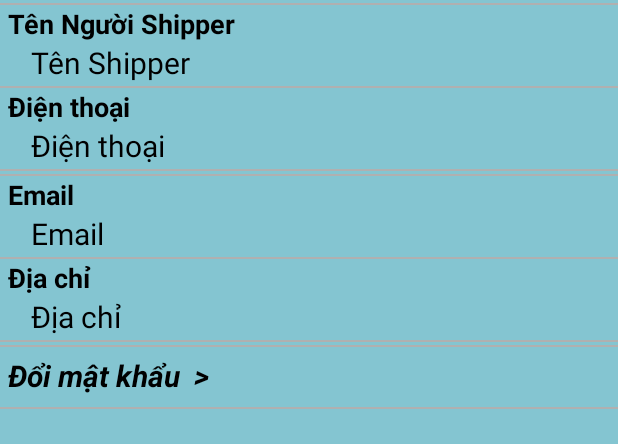
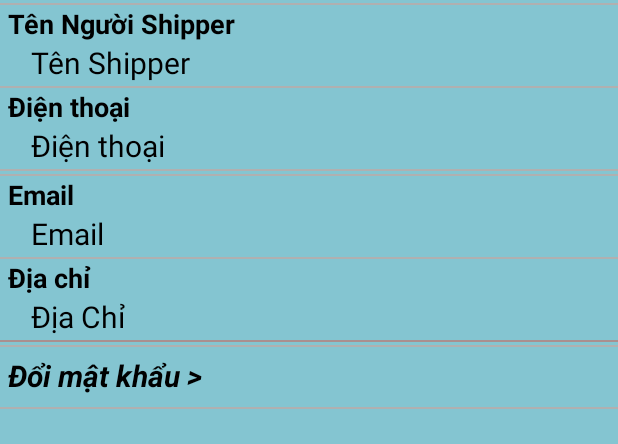
Before and after one commit to VuAnhTDC/duan_shipper, an Android app: the AccountInformationActivity screen opened directly, with no data from a screen before it, on a phone screen of 412 x 824 dp, the part 141-585 px from its top. Run offline under Robolectric (Android 15) with nearby library versions, the phone set to English and light mode, and no system bars; our stand-ins replace CircleImageView, Firebase (no records; nobody signed in at launch, a user with empty details on screens opened directly), Picasso; pictures from the network do not load; 3 statements that could not run were skipped.

Commit message:
Update 3 fix

```diff
--- a/app/src/main/java/com/example/duangiaohang/MHNhanHangAdapter.java
+++ /dev/null
@@ -1,4 +0,0 @@
-package com.example.duangiaohang;
-
-public class MHNhanHangAdapter {
-}
--- a/app/src/main/java/com/example/duangiaohang/NewChangePassWordShipperActivity.java
+++ b/app/src/main/java/com/example/duangiaohang/NewChangePassWordShipperActivity.java
@@ -21,6 +21,8 @@ import com.google.firebase.database.DatabaseReference;
 import com.google.firebase.database.FirebaseDatabase;
 
 public class NewChangePassWordShipperActivity extends AppCompatActivity {
+
+     // CHUYỂN VỀINFO
     ShipperData shipperData = new ShipperData();
     TextInputEditText edtMatKhauMoi, edtNhapLaiMatKhauMoi;
     Button btnHoanThanh;
@@ -40,8 +42,7 @@ public class NewChangePassWordShipperActivity extends AppCompatActivity {
         Intent intent = getIntent();
         shipperData = (ShipperData) intent.getSerializableExtra("idShipper");
         System.out.println("Shipper1111111:" + shipperData);
-
-
+        /// Rtruyền Sang Inffo
     }
     private void setEvent() {
         btnHoanThanh.setOnClickListener(new View.OnClickListener() {
--- a/app/src/main/res/layout/account_information_layout.xml
+++ b/app/src/main/res/layout/account_information_layout.xml
@@ -19,23 +19,24 @@
     <LinearLayout
         android:layout_width="match_parent"
         android:layout_height="wrap_content"
-        android:layout_marginLeft="5dp"
+        android:layout_marginStart="5dp"
         android:orientation="horizontal">
 
         <TextView
             android:layout_width="150dp"
             android:layout_height="wrap_content"
             android:layout_gravity="center"
-            android:text="Ảnh đại diện"
+            android:text="@string/nh_i_di_n"
             android:textColor="#000"
-            android:textSize="18dp"
-            android:textStyle="bold" />
+            android:textSize="18sp"
+            android:textStyle="bold"
+          />
 
         <de.hdodenhof.circleimageview.CircleImageView
             android:id="@+id/imgAvartarShipper"
             android:layout_width="90dp"
             android:layout_height="90dp"
-            android:layout_marginLeft="120dp"
+            android:layout_marginStart="120dp"
             android:src="@drawable/ic_launcher_background"
             app:civ_border_width="1dp" />
     </LinearLayout>
@@ -49,25 +50,25 @@
     <LinearLayout
         android:layout_width="match_parent"
         android:layout_height="wrap_content"
-        android:layout_marginLeft="5dp"
+        android:layout_marginStart="5dp"
         android:orientation="vertical">
 
         <TextView
             android:layout_width="250dp"
             android:layout_height="wrap_content"
-            android:text="Tên Người Shipper"
+            android:text="@string/t_n_ng_i_shipper"
             android:textColor="#000"
-            android:textSize="18dp"
+            android:textSize="18sp"
             android:textStyle="bold" />
 
         <TextView
             android:id="@+id/tvNameShipper"
             android:layout_width="match_parent"
             android:layout_height="wrap_content"
-            android:layout_marginLeft="15dp"
-            android:text="Tên Shipper"
+            android:layout_marginStart="15dp"
+            android:text="@string/t_n_shipper"
             android:textColor="#000"
-            android:textSize="20dp" />
+            android:textSize="20sp" />
     </LinearLayout>
 
 
@@ -81,25 +82,26 @@
     <LinearLayout
         android:layout_width="match_parent"
         android:layout_height="wrap_content"
-        android:layout_marginLeft="5dp"
+        android:layout_marginStart="5dp"
         android:orientation="vertical">
 
         <TextView
             android:layout_width="250dp"
             android:layout_height="wrap_content"
-            android:text="Điện thoại"
+            android:text="@string/i_fn_tho_i"
             android:textColor="#000"
-            android:textSize="18dp"
-            android:textStyle="bold" />
+            android:textSize="18sp"
+            android:textStyle="bold"
+            tools:ignore="HardcodedText" />
 
         <TextView
             android:id="@+id/tvPhoneNumberShipper"
             android:layout_width="match_parent"
             android:layout_height="wrap_content"
-            android:layout_marginLeft="15dp"
-            android:text="Điện thoại"
+            android:layout_marginStart="15dp"
+            android:text="@string/i_n_tho_i"
             android:textColor="#000"
-            android:textSize="20dp" />
+            android:textSize="20sp" />
     </LinearLayout>
 
     <TextView
@@ -119,25 +121,26 @@
     <LinearLayout
         android:layout_width="match_parent"
         android:layout_height="wrap_content"
-        android:layout_marginLeft="5dp"
+        android:layout_marginStart="5dp"
         android:orientation="vertical">
 
         <TextView
             android:layout_width="250dp"
             android:layout_height="wrap_content"
-            android:text="Email"
+            android:text="@string/email"
             android:textColor="#000"
-            android:textSize="18dp"
+            android:textSize="18sp"
             android:textStyle="bold" />
 
         <TextView
             android:id="@+id/tvEmailShipper"
             android:layout_width="match_parent"
             android:layout_height="wrap_content"
-            android:layout_marginLeft="15dp"
+            android:layout_marginStart="15dp"
             android:text="Email"
             android:textColor="#000"
-            android:textSize="20dp" />
+            android:textSize="20sp"
+            tools:ignore="HardcodedText" />
     </LinearLayout>
 
     <TextView
@@ -149,37 +152,38 @@
     <LinearLayout
         android:layout_width="match_parent"
         android:layout_height="wrap_content"
-        android:layout_marginLeft="5dp"
+        android:layout_marginStart="5dp"
         android:orientation="vertical">
 
         <TextView
             android:layout_width="250dp"
             android:layout_height="wrap_content"
-            android:text="Địa chỉ"
+            android:text="@string/a_ch"
             android:textColor="#000"
-            android:textSize="18dp"
+            android:textSize="18sp"
             android:textStyle="bold" />
 
         <TextView
             android:id="@+id/tvDiaChiShipper"
             android:layout_width="match_parent"
             android:layout_height="wrap_content"
-            android:layout_marginLeft="15dp"
-            android:text="Địa chỉ"
+            android:layout_marginStart="15dp"
+            android:text="@string/da_ch"
             android:textColor="#000"
-            android:textSize="20dp" />
+            android:textSize="20sp"
+           />
     </LinearLayout>
 
     <TextView
         android:layout_width="match_parent"
         android:layout_height="1.5dp"
         android:layout_marginTop="2dp"
-        android:background="#B0B0B0" />
+        android:background="#AA8F8F" />
 
     <LinearLayout
         android:layout_width="match_parent"
         android:layout_height="wrap_content"
-        android:layout_marginLeft="5dp"
+        android:layout_marginStart="5dp"
         android:orientation="vertical">
 
     </LinearLayout>
@@ -193,7 +197,7 @@
     <LinearLayout
         android:layout_width="match_parent"
         android:layout_height="wrap_content"
-        android:layout_marginLeft="5dp"
+        android:layout_marginStart="5dp"
         android:orientation="vertical">
 
         <TextView
@@ -202,9 +206,9 @@
             android:layout_height="wrap_content"
             android:layout_marginTop="5dp"
             android:layout_marginBottom="5dp"
-            android:text="Đổi mật khẩu  >"
+            android:text="@string/i_m_t_kh_u"
             android:textColor="#000000"
-            android:textSize="20dp"
+            android:textSize="20sp"
 
             android:textStyle="italic|bold" />
     </LinearLayout>
@@ -221,9 +225,9 @@
         android:layout_height="wrap_content"
         android:layout_marginTop="50dp"
         android:gravity="center"
-        android:text="Đăng xuất tài khoản"
+        android:text="@string/ng_xu_t_t_i_kho_n"
         android:textColor="#FF0000"
-        android:textSize="20dp"
+        android:textSize="20sp"
         android:textStyle="bold|italic" />
 
 </LinearLayout>
--- a/app/src/main/res/layout/item_user.xml
+++ /dev/null
@@ -1,6 +0,0 @@
-<?xml version="1.0" encoding="utf-8"?>
-<LinearLayout xmlns:android="http://schemas.android.com/apk/res/android"
-    android:layout_width="match_parent"
-    android:layout_height="match_parent">
-
-</LinearLayout>
--- a/app/src/main/res/values/strings.xml
+++ b/app/src/main/res/values/strings.xml
@@ -32,4 +32,17 @@
     <string name="ti_p_t_c">Tiếp tục</string>
     <string name="m_x_c_th_c_otp">Mã xác thực OTP</string>
     <string name="s_i_n_tho_i">Số điện thoại</string>
+    <string name="i_m_t_kh_u"><![CDATA[Đổi mật khẩu >]]></string>
+    <string name="ng_xu_t_t_i_kho_n">Đăng xuất tài khoản</string>
+    <string name="a_ch">Địa chỉ</string>
+    <string name="da_ch">Địa Chỉ</string>
+    <string name="email">Email</string>
+    <string name="i_n_tho_i">Điện thoại</string>
+    <string name="i_fn_tho_i">Điện thoại</string>
+    <string name="t_n_shipper">Tên Shipper</string>
+    <string name="t_n_ng_i_shipper">Tên Người Shipper</string>
+    <string name="nh_i_di_n">Ảnh đại diện</string>
+    <string name="nh_p_m_t_kh_u_m_i">Nhập mật khẩu mới</string>
+    <string name="m_t_kh_u_m_i">Mật khẩu mới</string>
+    <string name="nh_p_l_i_m_t_kh_u">Nhập lại mật khẩu</string>
 </resources>
```
Also changed, not shown: app/src/main/java/com/example/duangiaohang/ChangePassWorkInfoShipperActivity.java (+4 -4 lines), app/src/main/java/com/example/duangiaohang/CustomAdapterNhanHangActivity.java (deleted, +0 -164 lines), app/src/main/java/com/example/duangiaohang/MHNhanDonHang_ChuaGiaoFragment.java (deleted, +0 -83 lines), app/src/main/java/com/example/duangiaohang/MHNhanDonHang_GiaoSauFragment.java (deleted, +0 -25 lines), app/src/main/java/com/example/duangiaohang/ManHinhDonHangActivity.java (deleted, +0 -70 lines), app/src/main/java/com/example/duangiaohang/ManHinhNhanDuocHangActivity.java (deleted, +0 -18 lines), app/src/main/java/com/example/duangiaohang/ManHinhNhanHangActivity.java (deleted, +0 -50 lines), app/src/main/java/com/example/duangiaohang/QuenMatKhauShipperActivity.java (deleted, +0 -31 lines), app/src/main/java/com/example/duangiaohang/ScreenNhanDuocHangShipper.java (deleted, +0 -14 lines), app/src/main/java/com/example/duangiaohang/Viewpage2DonHangActivity.java (deleted, +0 -27 lines), app/src/main/res/layout/cri_photo_item_need_delivered.xml (deleted, +0 -16 lines), app/src/main/res/layout/layout_man_hinh_nhan_duoc_hang.xml (deleted, +0 -9 lines), app/src/main/res/layout/layout_screen_nhan_duoc_hang_shipper.xml (deleted, +0 -9 lines), app/src/main/res/layout/new_password_change_shipper_forgot_layout.xml (+10 -5 lines), 1 more files.
